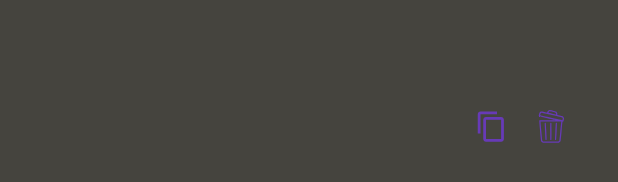
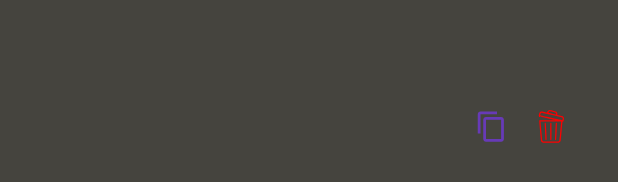
Before and after one commit to MarianoGL15/lista_compra, an Android app: the layout list_row.xml on its own in the app's theme, with its tools: preview values and no code run, on a phone screen of 412 x 824 dp. Shown: the part 491-673 px from the top of the screen. Run offline under Robolectric (Android 15) with nearby library versions, the phone set to English and light mode, and no system bars.

Commit message:
cambiar de color la papelera

```diff
--- a/app/build.gradle
+++ b/app/build.gradle
@@ -3,12 +3,12 @@ plugins {
 }
 
 android {
-    compileSdkVersion 32
+    compileSdkVersion 30
 
     defaultConfig {
         applicationId "app.ij.listviews"
         minSdkVersion 23
-        targetSdkVersion 32
+        targetSdkVersion 30
         versionCode 1
         versionName "1.0"
 
--- a/app/src/main/java/es/proyecto_final/lista_compra/ListViewAdapter.java
+++ b/app/src/main/java/es/proyecto_final/lista_compra/ListViewAdapter.java
@@ -55,12 +55,12 @@ class ListViewAdapter extends ArrayAdapter<String> {
                     MainActivity.removeItem(position);
                 }
             });
-            copy.setOnClickListener(new View.OnClickListener() {
+ /*           copy.setOnClickListener(new View.OnClickListener() {
                 @Override
                /* public void onClick(View view) {
                     MainActivity.addItem(list.get(position));
                 }*/
-                public void onClick(View view) {
+             /*   public void onClick(View view) {
                     String text = input.getText().toString();
                     String cant = cantidad.getText().toString();//declaramos la cantidad
                     int intcant = Integer.parseInt(cant);//convertimos cantidad en Integer
@@ -68,7 +68,7 @@ class ListViewAdapter extends ArrayAdapter<String> {
 
                     MainActivity.addItem(text +"  -- " + "("+ intcant++ +")");
                 }
-            });
+            });*/
         }
         return convertView;
     }
--- a/app/src/main/res/drawable/remove.xml
+++ b/app/src/main/res/drawable/remove.xml
@@ -9,15 +9,15 @@ android:height="320dp">
     android:translateY="256">
     <path
         android:pathData="M1096 2548c-69 -24 -120 -84 -139 -161 -5 -20 -11 -27 -24 -23 -9 2 -100 23 -201 46 -206 47 -248 48 -313 5 -21 -14 -49 -42 -62 -63 -32 -49 -75 -236 -60 -260 8 -13 175 -55 665 -168 360 -83 661 -153 669 -156 8 -4 -278 -7 -637 -7 -637 -1 -653 -1 -663 -21 -12 -22 132 -1566 150 -1616 16 -41 58 -83 105 -105 38 -17 77 -19 655 -19 583 0 617 1 657 19 45 21 98 85 107 129 3 15 35 338 71 717 81 868 70 785 105 785 15 0 32 6 38 13 14 18 52 188 52 233 -1 75 -57 158 -125 184 -16 7 -113 31 -215 55l-185 42 3 62c3 51 -1 71 -22 115 -41 84 -69 98 -319 156 -225 51 -261 56 -312 38zm280 -134c110 -25 210 -52 222 -60 39 -25 56 -60 50 -105 -3 -22 -7 -42 -9 -44 -5 -5 -572 127 -582 135 -4 5 -3 25 4 45 13 38 59 75 95 75 11 0 110 -21 220 -46zm-51 -243c536 -123 786 -185 804 -198 39 -29 47 -65 32 -145 -7 -39 -17 -68 -24 -68 -11 0 -256 56 -1188 270 -216 50 -427 98 -468 107 -41 9 -76 17 -78 18 -5 4 21 111 34 137 15 30 57 57 89 58 11 0 370 -81 799 -179zm721 -563c-3 -29 -35 -361 -70 -738 -36 -377 -70 -698 -76 -713 -24 -58 -13 -57 -669 -57l-602 0 -28 28c-19 20 -30 43 -34 73 -8 60 -136 1412 -136 1438l0 21 811 0 810 0 -6 -52z"
-        android:fillColor="#673AB7" />
+        android:fillColor="#FF0000 " />
     <path
         android:pathData="M770 1540c-15 -15 -19 -29 -15 -58 2 -20 17 -302 31 -627 16 -353 31 -600 38 -615 12 -28 49 -38 72 -20 20 17 18 83 -15 749 -26 517 -30 565 -46 578 -26 18 -42 16 -65 -7z"
-        android:fillColor="#673AB7" />
+        android:fillColor="#FF0000 " />
     <path
         android:pathData="M1207 1542c-15 -17 -17 -77 -17 -663 0 -488 3 -648 12 -657 19 -19 66 -15 78 7 6 13 10 236 10 655 0 623 0 636 -20 656 -25 25 -42 25 -63 2z"
-        android:fillColor="#673AB7" />
+        android:fillColor="#FF0000" />
     <path
         android:pathData="M1640 1540c-11 -11 -20 -32 -20 -47 0 -16 -14 -302 -30 -636 -22 -434 -27 -613 -20 -627 12 -23 62 -27 79 -7 7 9 22 247 42 656 30 616 31 642 14 661 -23 25 -40 25 -65 0z"
-        android:fillColor="#673AB7" />
+        android:fillColor="#FF0000 " />
 </group>
 </vector>
```
Also changed, not shown: app/src/main/java/es/proyecto_final/lista_compra/MainActivity.java (+8 -0 lines), 1 other file.
